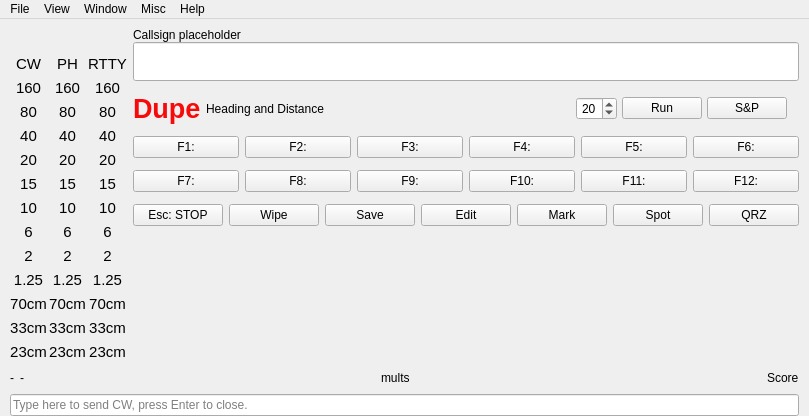
Above: qsourcelogger/data/main.ui from kyleboyle/not1mm before the change. Below: the same form after it.
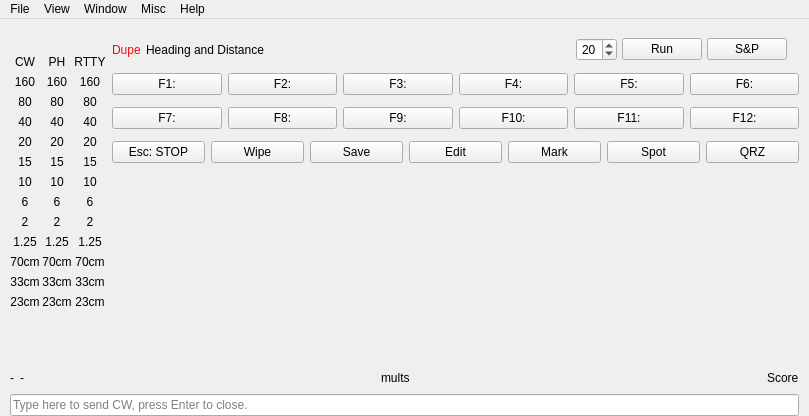
That is the form after the change. Icons and pictures are not drawn.

What changed in the file:
```diff
--- a/qsourcelogger/data/main.ui
+++ b/qsourcelogger/data/main.ui
@@ -67,11 +67,6 @@
             <height>0</height>
            </size>
           </property>
-          <property name="font">
-           <font>
-            <pointsize>11</pointsize>
-           </font>
-          </property>
           <property name="lineWidth">
            <number>0</number>
           </property>
@@ -245,11 +240,6 @@
             <height>0</height>
            </size>
           </property>
-          <property name="font">
-           <font>
-            <pointsize>11</pointsize>
-           </font>
-          </property>
           <property name="frameShape">
            <enum>QFrame::NoFrame</enum>
           </property>
@@ -423,11 +413,6 @@
             <height>0</height>
            </size>
           </property>
-          <property name="font">
-           <font>
-            <pointsize>11</pointsize>
-           </font>
-          </property>
           <property name="frameShape">
            <enum>QFrame::NoFrame</enum>
           </property>
@@ -603,70 +588,6 @@
           </property>
           <item>
            <layout class="QHBoxLayout" name="qso_row1">
-            <item>
-             <widget class="QFrame" name="callsignfieldplaceholder">
-              <layout class="QVBoxLayout" name="input_call">
-               <property name="spacing">
-                <number>0</number>
-               </property>
-               <property name="margin" stdset="0">
-                <number>0</number>
-               </property>
-               <item>
-                <widget class="QLabel" name="callsign_label">
-                 <property name="text">
-                  <string>Callsign placeholder</string>
-                 </property>
-                 <property name="alignment">
-                  <set>Qt::AlignBottom|Qt::AlignLeading|Qt::AlignLeft</set>
-                 </property>
-                </widget>
-               </item>
-               <item>
-                <widget class="QLineEdit" name="callsign">
-                 <property name="sizePolicy">
-                  <sizepolicy hsizetype="Expanding" vsizetype="Fixed">
-                   <horstretch>0</horstretch>
-                   <verstretch>0</verstretch>
-                  </sizepolicy>
-                 </property>
-                 <property name="minimumSize">
-                  <size>
-                   <width>0</width>
-                   <height>0</height>
-                  </size>
-                 </property>
-                 <property name="maximumSize">
-                  <size>
-                   <width>16777215</width>
-                   <height>16777215</height>
-                  </size>
-                 </property>
-                 <property name="font">
-                  <font>
-                   <pointsize>20</pointsize>
-                  </font>
-                 </property>
-                 <property name="accessibleName">
-                  <string>callsign</string>
-                 </property>
-                 <property name="accessibleDescription">
-                  <string>enter callsign here</string>
-                 </property>
-                 <property name="styleSheet">
-                  <string notr="true"/>
-                 </property>
-                 <property name="maxLength">
-                  <number>20</number>
-                 </property>
-                 <property name="frame">
-                  <bool>true</bool>
-                 </property>
-                </widget>
-               </item>
-              </layout>
-             </widget>
-            </item>
            </layout>
           </item>
           <item>
@@ -698,12 +619,6 @@
               <property name="enabled">
                <bool>true</bool>
               </property>
-              <property name="font">
-               <font>
-                <pointsize>20</pointsize>
-                <bold>true</bold>
-               </font>
-              </property>
               <property name="styleSheet">
                <string notr="true">color: rgb(246, 10, 10);</string>
               </property>
```
Left out of the diff: 3 changed lines with no effect on the pictures.
